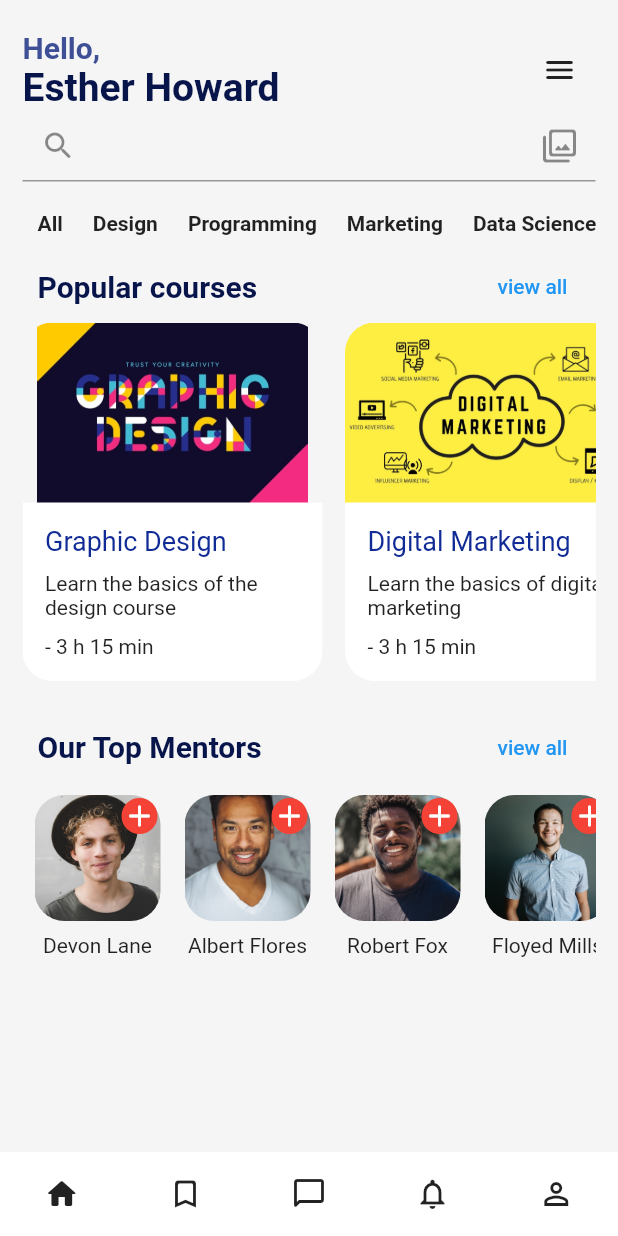
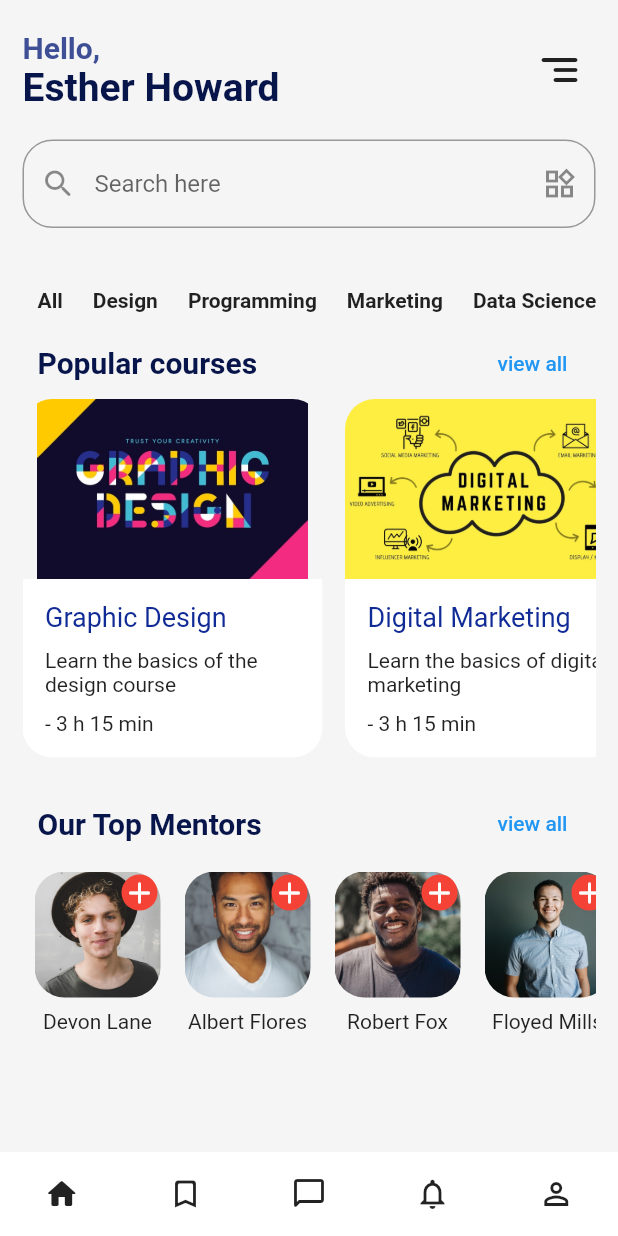
Before and after one commit to Basith-P/Eduvy, a Flutter app: the screen it shows after launch, on a phone screen of 412 x 824 dp. Run offline on Flutter 3.47's test engine with Material 2 defaults, Android fonts, the phone set to English and light mode, and no system bars.

Commit message:
edit search widget

```diff
--- a/lib/screens/home.dart
+++ b/lib/screens/home.dart
@@ -48,16 +48,26 @@ class HomeScreen extends StatelessWidget {
                     ),
                     IconButton(
                       onPressed: () {},
-                      icon: Icon(Icons.menu_rounded),
+                      icon: Icon(
+                        Icons.segment_rounded,
+                        size: 32,
+                      ),
                     ),
                   ],
                 ),
 
                 //
-                TextField(
-                  decoration: InputDecoration(
-                    prefixIcon: Icon(Icons.search_rounded),
-                    suffixIcon: Icon(Icons.filter_rounded),
+                Container(
+                  padding: const EdgeInsets.symmetric(vertical: 20),
+                  child: TextField(
+                    decoration: InputDecoration(
+                      prefixIcon: Icon(Icons.search_rounded),
+                      suffixIcon: Icon(Icons.widgets_outlined),
+                      hintText: "Search here",
+                      border: OutlineInputBorder(
+                        borderRadius: BorderRadius.circular(20),
+                      ),
+                    ),
                   ),
                 ),
 
```
